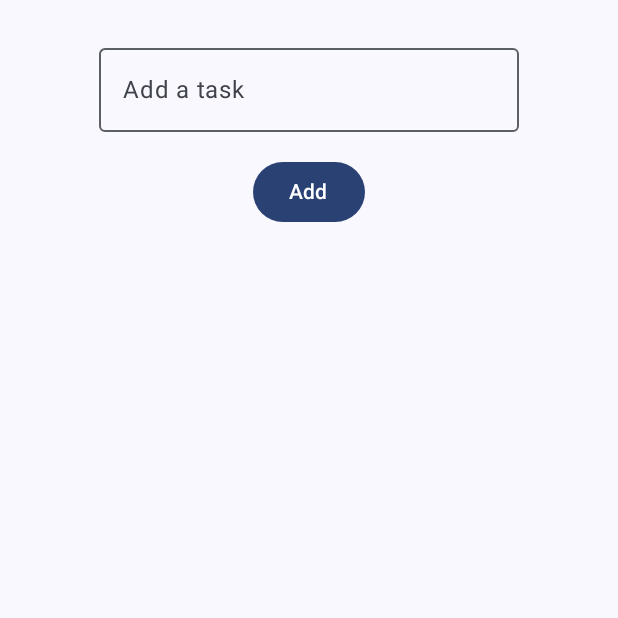
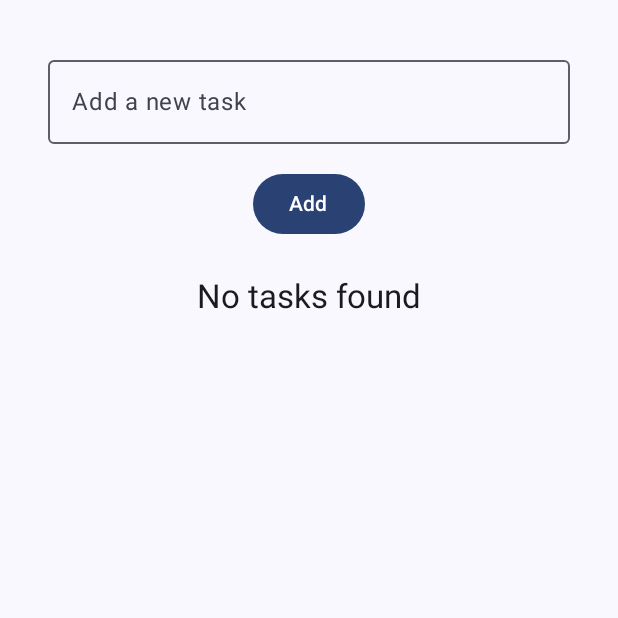
Before and after one commit to akshay-savaliya/ToDo, an Android app built with Jetpack Compose: the screen it shows after launch (MainActivity), after a tap on "Add", on a phone screen of 412 x 824 dp, the top half of it. Run offline under Robolectric (Android 15) with nearby library versions, the phone set to English and light mode, and no system bars; our stand-ins replace Room's generated code, livedata-compose.

Commit message:
Refactor ToDoListPage and introduce TodoItem Composable
This commit refactors the UI for displaying ToDo items.

**ToDoListPage Changes:**
- The overall padding of the `ToDoListPage` is increased to `16.dp`.
- The `OutlinedTextField` for adding new tasks now has:
    - A placeholder text "e.g. Walk the dog".
    - A trailing icon (Close button) to clear the input text when it's not blank.
    - `maxLines` set to 3.
- When attempting to add an empty task, a `Toast` message "Task cannot be empty" is displayed.
- The state of `inputText` is now preserved across configuration changes using `rememberSaveable`.
- The logic for displaying individual ToDo items has been extracted into a new `TodoItem` Composable.
- The message "No tasks found" is displayed when the `toDoList` is null or empty.

**New TodoItem Composable:**
- A new file `TodoItem.kt` is created containing the `TodoItem` Composable.
- `TodoItem` displays a single `ToDoModel` in a `Card` with rounded corners and elevation.
- The `Card` is clickable to expand/collapse the task title.
- Displays:
    - Creation timestamp formatted as "hh:mm a dd MMM yyyy".
    - Task title, with `maxLines` set to 3 when collapsed and `Int.MAX_VALUE` when expanded. Text overflow is handled with ellipsis when collapsed.
- Includes an `IconButton` with a delete icon to remove the task.
- Uses `MaterialTheme.colorScheme` for styling.
- The title column uses `animateContentSize` for smooth expansion/collapse animation.

**ToDoDao Changes:**
- `addToDo` function is now a `suspend` function and uses `OnConflictStrategy.REPLACE`.
- `deleteToDo` function is now a `suspend` function.

```diff
--- a/app/src/main/java/com/akshay/todo/ToDoListPage.kt
+++ b/app/src/main/java/com/akshay/todo/ToDoListPage.kt
@@ -1,19 +1,17 @@
 package com.akshay.todo
 
 import android.os.Build
+import android.widget.Toast
 import androidx.annotation.RequiresApi
-import androidx.compose.foundation.background
 import androidx.compose.foundation.layout.Arrangement
 import androidx.compose.foundation.layout.Column
-import androidx.compose.foundation.layout.Row
 import androidx.compose.foundation.layout.fillMaxSize
 import androidx.compose.foundation.layout.fillMaxWidth
 import androidx.compose.foundation.layout.padding
 import androidx.compose.foundation.lazy.LazyColumn
 import androidx.compose.foundation.lazy.itemsIndexed
-import androidx.compose.foundation.shape.RoundedCornerShape
 import androidx.compose.material.icons.Icons
-import androidx.compose.material.icons.filled.Delete
+import androidx.compose.material.icons.filled.Close
 import androidx.compose.material3.Button
 import androidx.compose.material3.Icon
 import androidx.compose.material3.IconButton
@@ -24,28 +22,27 @@ import androidx.compose.runtime.Composable
 import androidx.compose.runtime.getValue
 import androidx.compose.runtime.livedata.observeAsState
 import androidx.compose.runtime.mutableStateOf
-import androidx.compose.runtime.remember
+import androidx.compose.runtime.saveable.rememberSaveable
 import androidx.compose.runtime.setValue
 import androidx.compose.ui.Alignment
 import androidx.compose.ui.Modifier
-import androidx.compose.ui.draw.clip
+import androidx.compose.ui.platform.LocalContext
 import androidx.compose.ui.text.style.TextAlign
-import androidx.compose.ui.text.style.TextOverflow
 import androidx.compose.ui.unit.dp
-import java.text.SimpleDateFormat
-import java.util.Locale
 
 @RequiresApi(Build.VERSION_CODES.O)
 @Composable
 fun ToDoListPage(viewModel: ToDoViewModel, modifier: Modifier = Modifier) {
 
     val toDoList by viewModel.toDoList.observeAsState()
-    var inputText by remember { mutableStateOf("") }
+    var inputText by rememberSaveable { mutableStateOf("") }
+
+    val context = LocalContext.current
 
     Column(
-        modifier = Modifier
+        modifier = modifier
             .fillMaxSize()
-            .padding(8.dp)
+            .padding(16.dp)
     ) {
         Column(
             modifier = Modifier
@@ -57,30 +54,35 @@ fun ToDoListPage(viewModel: ToDoViewModel, modifier: Modifier = Modifier) {
             OutlinedTextField(
                 value = inputText,
                 onValueChange = { inputText = it },
-                label = { Text("Add a task") },
-                maxLines = 10,
-                modifier = Modifier.padding(8.dp)
+                label = { Text("Add a new task") },
+                placeholder = { Text("e.g. Walk the dog") },
+                trailingIcon = {
+                    if (inputText.isNotBlank()) {
+                        IconButton(onClick = { inputText = "" }) {
+                            Icon(Icons.Default.Close, contentDescription = "Clear text")
+                        }
+                    }
+                },
+                maxLines = 3,
+                modifier = Modifier
+                    .fillMaxWidth()
+                    .padding(8.dp)
             )
+
             Button(
                 onClick = {
                     if (inputText.isNotEmpty()) {
                         viewModel.addToDo(inputText)
                         inputText = ""
                     } else {
-                        inputText = ""
+                        Toast.makeText(context, "Task cannot be empty", Toast.LENGTH_SHORT).show()
                     }
                 },
                 modifier = Modifier.padding(8.dp)
             ) { Text("Add") }
         }
 
-        toDoList?.let {
-            LazyColumn {
-                itemsIndexed(it) { index, item ->
-                    TodoItem(item = item, onDelete = { viewModel.deleteToDo(item.id) })
-                }
-            }
-        } ?: run {
+        if (toDoList.isNullOrEmpty()) {
             Text(
                 modifier = Modifier
                     .fillMaxWidth()
@@ -90,49 +92,12 @@ fun ToDoListPage(viewModel: ToDoViewModel, modifier: Modifier = Modifier) {
                 style = MaterialTheme.typography.titleLarge,
                 color = MaterialTheme.colorScheme.onBackground
             )
-        }
-
-    }
-}
-
-@Composable
-fun TodoItem(item: ToDoModel, onDelete: () -> Unit) {
-    Row(
-        modifier = Modifier
-            .fillMaxWidth()
-            .padding(8.dp)
-            .clip(RoundedCornerShape(16.dp))
-            .background(MaterialTheme.colorScheme.primary)
-            .padding(16.dp),
-        verticalAlignment = Alignment.CenterVertically,
-    ) {
-        Column(
-            modifier = Modifier.weight(1f)
-        ) {
-            Text(
-                text = SimpleDateFormat(
-                    "hh:mm aa dd/MM/yyyy",
-                    Locale.ENGLISH
-                ).format(item.createdAt),
-                style = MaterialTheme.typography.bodySmall,
-                color = MaterialTheme.colorScheme.onSecondary,
-                modifier = Modifier.padding(bottom = 8.dp)
-            )
-            Text(
-                text = item.title,
-                style = MaterialTheme.typography.titleLarge,
-                color = MaterialTheme.colorScheme.onPrimary,
-                maxLines = 15,
-                overflow = TextOverflow.Ellipsis
-            )
-        }
-
-        IconButton(onClick = onDelete) {
-            Icon(
-                imageVector = Icons.Default.Delete,
-                contentDescription = "Delete",
-                tint = MaterialTheme.colorScheme.onSecondary
-            )
+        } else {
+            LazyColumn {
+                itemsIndexed(toDoList!!) { index, item ->
+                    TodoItem(item = item, onDelete = { viewModel.deleteToDo(item.id) })
+                }
+            }
         }
     }
 }
--- a/app/src/main/java/com/akshay/todo/db/ToDoDao.kt
+++ b/app/src/main/java/com/akshay/todo/db/ToDoDao.kt
@@ -3,6 +3,7 @@ package com.akshay.todo.db
 import androidx.lifecycle.LiveData
 import androidx.room.Dao
 import androidx.room.Insert
+import androidx.room.OnConflictStrategy
 import androidx.room.Query
 import com.akshay.todo.ToDoModel
 
@@ -12,9 +13,9 @@ interface ToDoDao {
     @Query("SELECT * FROM todo ORDER BY createdAt DESC")
     fun getAllToDos(): LiveData<List<ToDoModel>>
 
-    @Insert
-    fun addToDo(todo: ToDoModel)
+    @Insert(onConflict = OnConflictStrategy.REPLACE)
+    suspend fun addToDo(todo: ToDoModel)
 
     @Query("DELETE FROM todo WHERE id = :id")
-    fun deleteToDo(id: Int)
+    suspend fun deleteToDo(id: Int)
 }
```
Also changed, not shown: app/src/main/java/com/akshay/todo/TodoItem.kt (added, +83 -0 lines).
